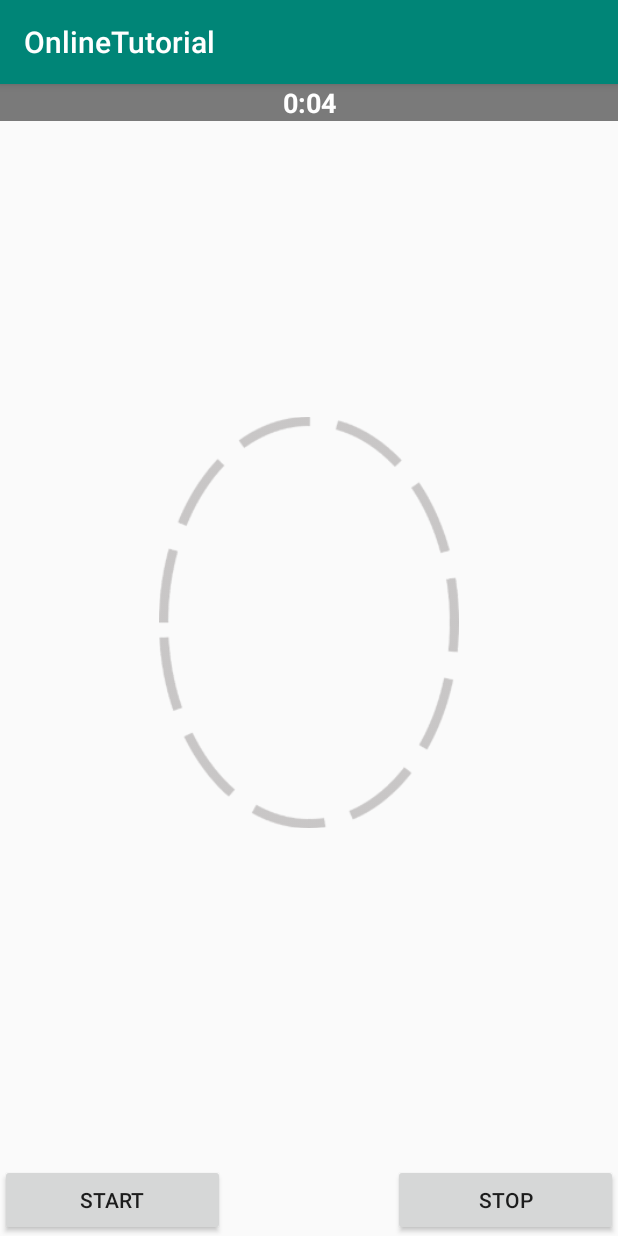
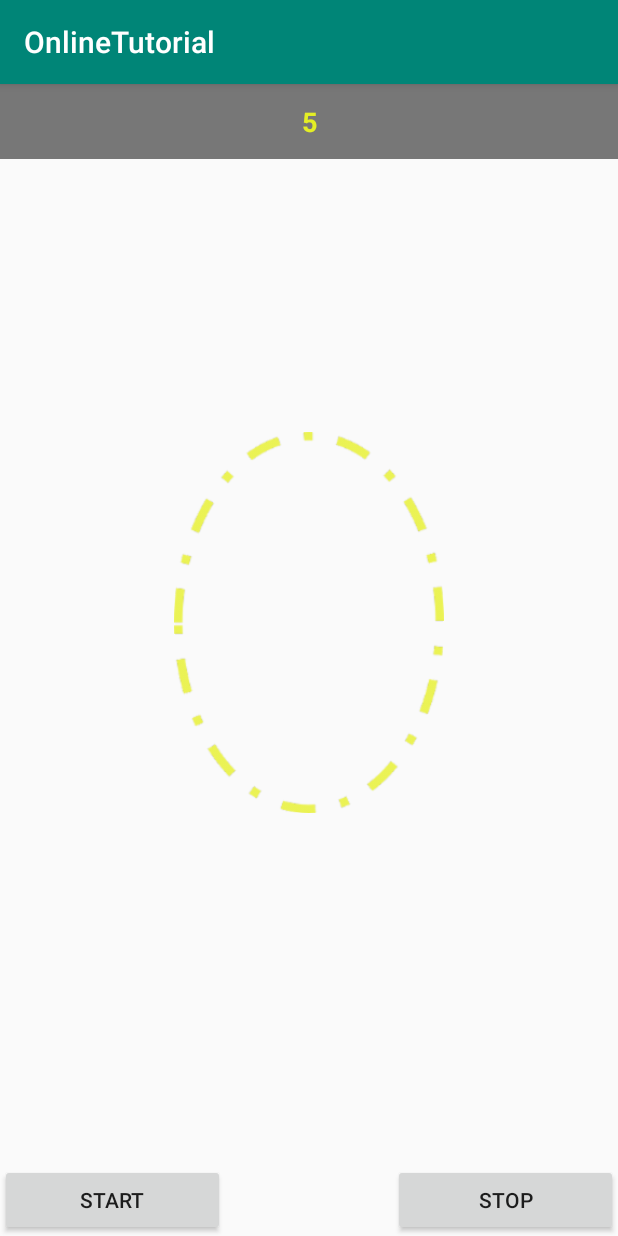
Before and after one commit to naraic/CS4098-TB_VOT-G7, an Android app: the CameraActivity screen opened directly, with no data from a screen before it, after a tap on "START", on a phone screen of 412 x 824 dp. Run offline under Robolectric (Android 15) with nearby library versions, the phone set to English and light mode, and no system bars; 10 statements that could not run were skipped.

Commit message:
Overlying instructions and face outline working

```diff
--- a/AndroidDevelopment/OnlineTutorial/app/src/main/java/com/example/onlinetutorial/CameraActivity.java
+++ b/AndroidDevelopment/OnlineTutorial/app/src/main/java/com/example/onlinetutorial/CameraActivity.java
@@ -187,8 +187,6 @@ public class CameraActivity extends AppCompatActivity {
         stopTimer();
 
         if (isRecording == true){
-            recording_instructions.setText("Message 1");
-
             mediaRecorder.stop();
             releaseMediaRecorder();
             mCamera.stopPreview();
@@ -206,7 +204,7 @@ public class CameraActivity extends AppCompatActivity {
 
     /*** Function for starting the countdown timer ***/
     public void startTimer(){
-        timeLeftInMilliseconds = 5000;
+        timeLeftInMilliseconds = 6000;
         countDownTimer = new CountDownTimer(timeLeftInMilliseconds, 1000) {
             @Override
             public void onTick(long l) {
@@ -216,7 +214,7 @@ public class CameraActivity extends AppCompatActivity {
 
             @Override
             public void onFinish() {
-                recording_instructions.setText("0:00");
+                recording_instructions.setText("You may now take the pills. Press 'Stop' when you are finished.");
             }
         }.start();
     }
@@ -228,19 +226,12 @@ public class CameraActivity extends AppCompatActivity {
 
     /*** Function for updating the countdown timer text ***/
     public void updateTimer(){
-        int minutes = (int) timeLeftInMilliseconds / 60000;
-        int seconds = (int) timeLeftInMilliseconds % 60000 / 1000;
+        int seconds = (int) timeLeftInMilliseconds / 1000;
 
-        String timeLeftText;
-        timeLeftText = "" + minutes;
-        timeLeftText += ":";
-        if (seconds < 10) timeLeftText += "0";
+        String timeLeftText = "";
         timeLeftText += seconds;
+        recording_instructions.setText(timeLeftText);
 
-        //String x = Long.toString(timeLeftInMilliseconds);
-        Log.d("Milliseconds", timeLeftText);
-
-        recording_instructions.setText(timeLeftText);
     }
 
     /*** Create a File for saving an image or video ***/
--- a/AndroidDevelopment/OnlineTutorial/app/src/main/res/layout/activity_camera.xml
+++ b/AndroidDevelopment/OnlineTutorial/app/src/main/res/layout/activity_camera.xml
@@ -15,14 +15,14 @@
 
     <ImageView
         android:id="@+id/imageView3"
-        android:layout_width="200dp"
+        android:layout_width="180dp"
         android:layout_height="300dp"
         android:layout_alignTop="@+id/camera_preview"
         android:layout_alignBottom="@+id/camera_preview"
         android:layout_centerHorizontal="true"
         android:layout_marginTop="89dp"
         android:layout_marginBottom="91dp"
-        app:srcCompat="@drawable/face_outline" />
+        app:srcCompat="@drawable/yellow_oval" />
 
     <Button
         android:id="@+id/button_start"
@@ -45,11 +45,11 @@
     <TextView
         android:id="@+id/recording_instructions"
         android:layout_width="match_parent"
-        android:layout_height="wrap_content"
+        android:layout_height="50dp"
         android:background="@color/colorAccent"
         android:gravity="center"
-        android:text="Message 1"
-        android:textColor="@android:color/background_light"
+        android:text="Please place your face in the circle and press 'Start' when you are ready to begin."
+        android:textColor="@color/newColor"
         android:textSize="18sp"
         android:textStyle="bold"
         android:visibility="visible" />
--- a/AndroidDevelopment/OnlineTutorial/app/src/main/res/values/colors.xml
+++ b/AndroidDevelopment/OnlineTutorial/app/src/main/res/values/colors.xml
@@ -2,5 +2,6 @@
 <resources>
     <color name="colorPrimary">#008577</color>
     <color name="colorPrimaryDark">#00574B</color>
-    <color name="colorAccent">#82000000</color>
+    <color name="colorAccent">#85000000</color>
+    <color name="newColor">#E4EE25</color>
 </resources>
```
Also changed, not shown: AndroidDevelopment/OnlineTutorial/app/src/main/res/drawable-hdpi/yellow_oval.png (added), AndroidDevelopment/OnlineTutorial/app/src/main/res/drawable-mdpi/yellow_oval.png (added), AndroidDevelopment/OnlineTutorial/app/src/main/res/drawable-xhdpi/yellow_oval.png (added), AndroidDevelopment/OnlineTutorial/app/src/main/res/drawable-xxhdpi/yellow_oval.png (added), AndroidDevelopment/OnlineTutorial/app/src/main/res/drawable-xxxhdpi/yellow_oval.png (added).
